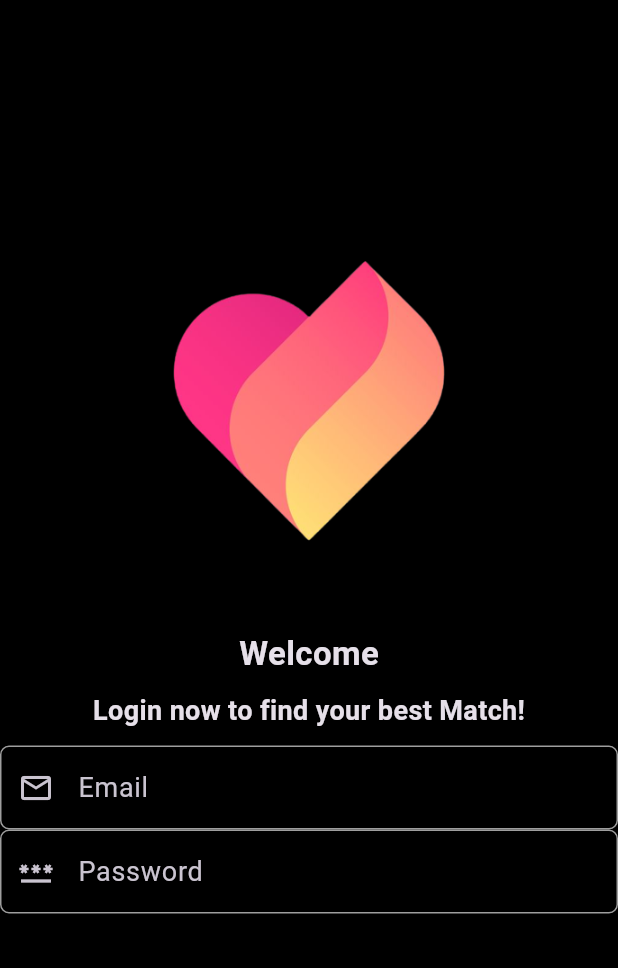
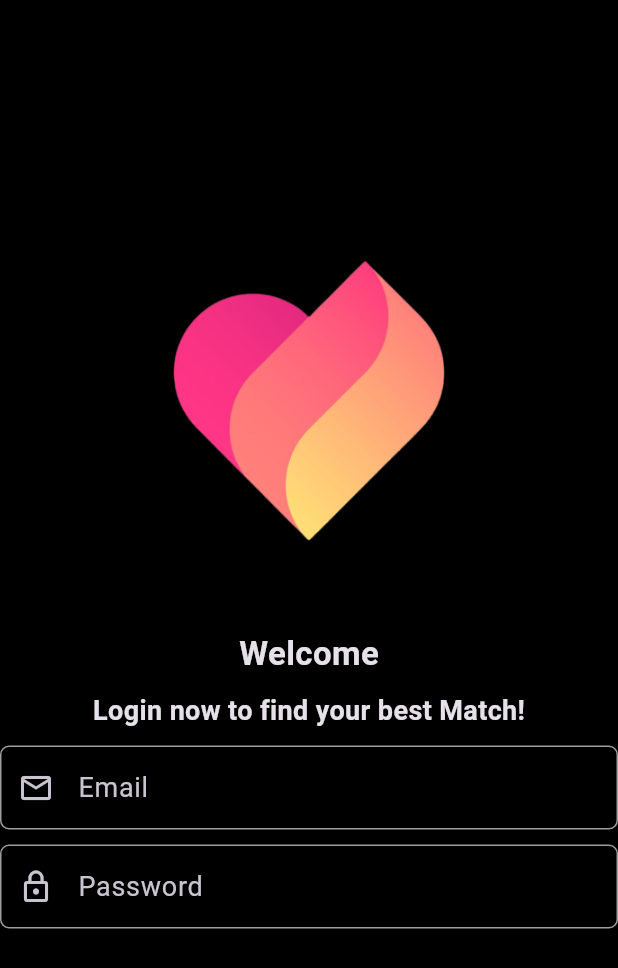
Before and after one commit to beshprakash11/dating_appfv1, a Flutter app: the screen it shows after launch, on a phone screen of 412 x 824 dp. Shown: the top 968 px of the screen. Run offline on Flutter 3.47's test engine with Material 3 defaults, Android fonts, the phone set to English and light mode, and no system bars; our stand-ins replace get.

Commit message:
spacing added

```diff
--- a/lib/authenticationScreen/login_screen.dart
+++ b/lib/authenticationScreen/login_screen.dart
@@ -53,11 +53,15 @@ class _LoginScreenState extends State<LoginScreen> {
               isObscure: false,
             ),
 
+            const SizedBox(
+              height: 10,
+            ),
+
             //password field
             CustomTextFieldWidget(
               editingController: passwordTextEditingController,
               labelText: "Password",
-              iconData: Icons.password_outlined,
+              iconData: Icons.lock_outline,
               isObscure: true,
             )
           ],
```
